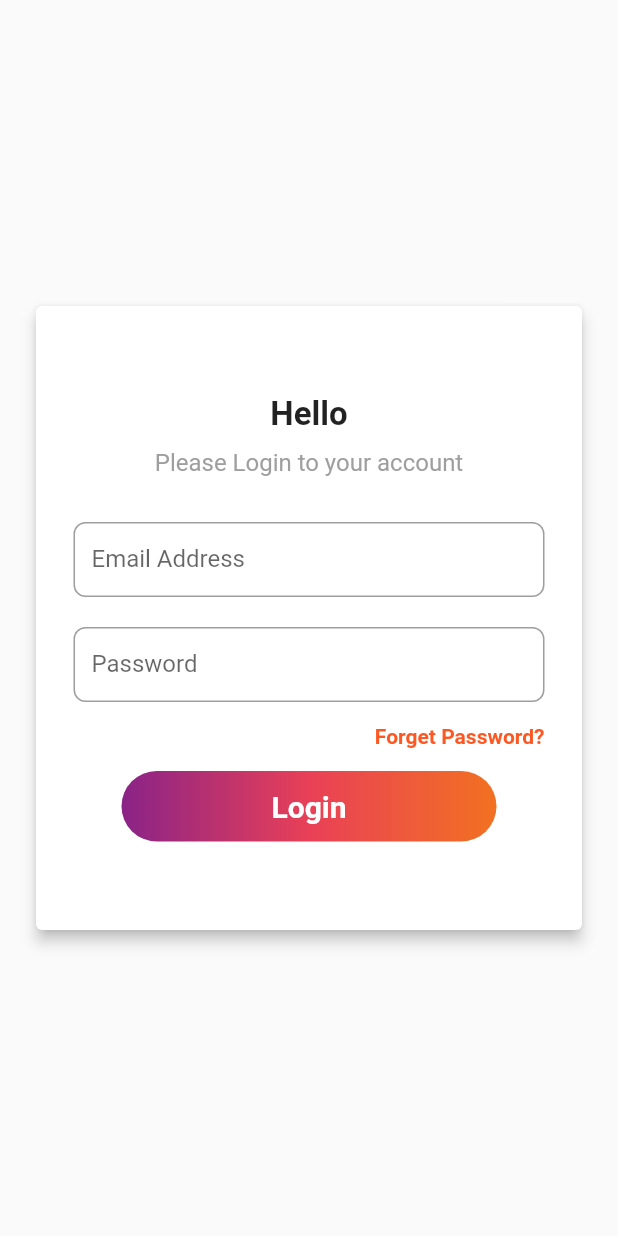
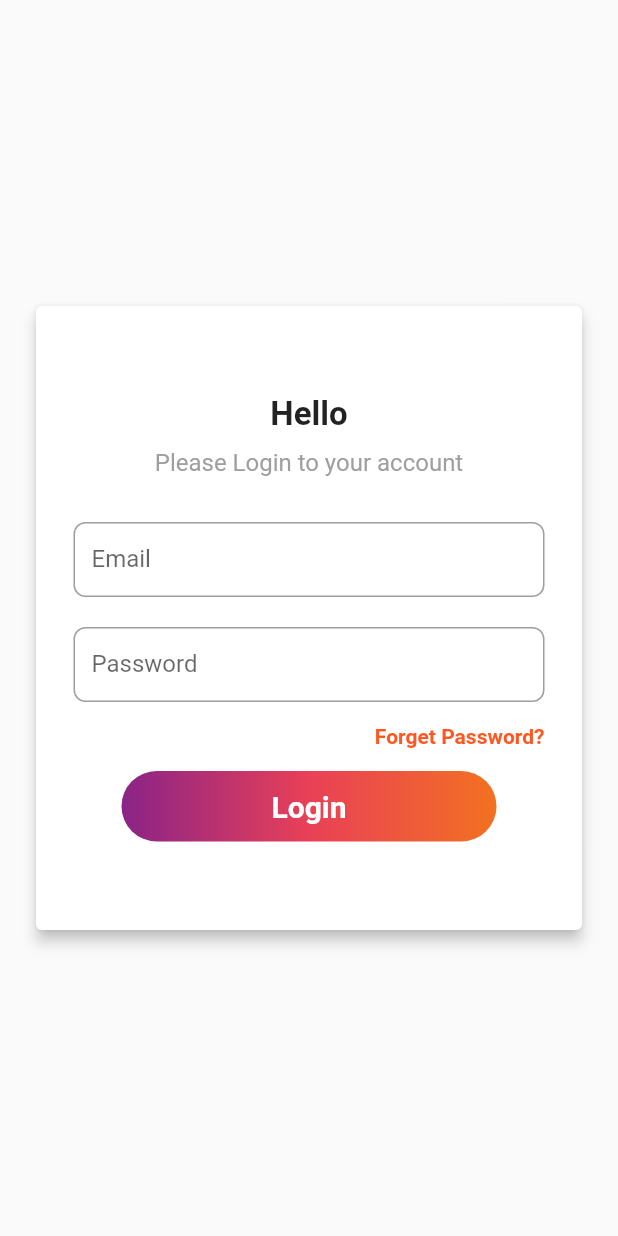
Before and after one commit to Delarram/provide, a Flutter app: the screen it shows after launch, on a phone screen of 412 x 824 dp. Run offline on Flutter 3.47's test engine with Material 2 defaults, Android fonts, the phone set to English and light mode, and no system bars; our stand-ins replace cached_network_image, flutter_rating_bar, font_awesome_flutter.

Commit message:
fix login issue

```diff
--- a/lib/pages/login_page/dialog.dart
+++ b/lib/pages/login_page/dialog.dart
@@ -4,8 +4,8 @@ import 'package:flutter/material.dart';
   AlertDialog alert=AlertDialog(
     content:  Row(
       children: [
-   CircularProgressIndicator(),
-        Container(margin: EdgeInsets.only(left: 7),child:Text("Loading..." )),
+   const CircularProgressIndicator(),
+        Container(margin: const EdgeInsets.only(left: 7),child:const Text("Loading..." )),
       ],),
   );
   showDialog(barrierDismissible: false,
--- a/lib/pages/login_page/login.dart
+++ b/lib/pages/login_page/login.dart
@@ -1,4 +1,6 @@
 import 'package:easyapproach/pages/login_page/dialog.dart';
+import 'package:easyapproach/pages/login_page/resuable.dart';
+import 'package:flutter/cupertino.dart';
 import 'package:flutter/material.dart';
 import 'package:easyapproach/constant/constant_textStyle.dart';
 import 'package:font_awesome_flutter/font_awesome_flutter.dart';
@@ -16,8 +18,7 @@ class MyLoginPage extends StatelessWidget {
             child: SizedBox(
       width: width,
       height: height,
-        child: Flexible(
-          child: Container(
+      child:  Container(
         width: width,
         margin: const EdgeInsets.symmetric(vertical: 200, horizontal: 20),
         height: height,
@@ -25,56 +26,64 @@ class MyLoginPage extends StatelessWidget {
           elevation: 4,
           child: Column(
             mainAxisAlignment: MainAxisAlignment.center,
-                children:  [
+            children: [
               const Text(
                 "Hello",
                 style: lableStyle,
-                  ),const SizedBox(
+              ),
+              const SizedBox(
                 height: 10,
               ),
-                  const Text("Please Login to your account",style: klableStyle,
+              const Text(
+                "Please Login to your account",
+                style: klableStyle,
               ),
-                  const SizedBox(height: 30,),
-                  Container(
-                    margin: const EdgeInsets.only(left: 25,right: 25,bottom: 20),
-                    width: double.infinity,
+              const SizedBox(
+                height: 30,
+              ),
+              CustomTextField(
                 height: 50,
-                    child: const TextField(
-                      decoration: InputDecoration(
-                          suffix: Icon(FontAwesomeIcons.envelope,color: Colors.red,size: 20,),
-                          labelText: "Email Address",
-                          border: OutlineInputBorder(
-                            borderRadius: BorderRadius.all(Radius.circular(8)),
-                          )
-                      ),
+                width: width,
+                labelText: "Email",
+                suffixIcon: const Icon(
+                  FontAwesomeIcons.envelope,
+                  color: Colors.red,
+                  size: 20,
                 ),
               ),
               Container(
-                    margin: const EdgeInsets.only(left: 25,right: 25),
+                margin: const EdgeInsets.only(left: 25, right: 25),
                 width: double.infinity,
                 height: 50,
                 child: const TextField(
                   obscureText: true,
                   decoration: InputDecoration(
-                          suffix: Icon(FontAwesomeIcons.eyeSlash,color: Colors.red,size: 20,),
+                      suffix: Icon(
+                        FontAwesomeIcons.eyeSlash,
+                        color: Colors.red,
+                        size: 20,
+                      ),
                       labelText: "Password",
                       border: OutlineInputBorder(
                         borderRadius: BorderRadius.all(Radius.circular(8)),
-                          )
-                      ),
+                      )),
                 ),
               ),
               Padding(
-                    padding: const EdgeInsets.only(right: 25,top: 15,bottom: 15),
+                padding:
+                const EdgeInsets.only(right: 25, top: 15, bottom: 15),
                 child: Row(
                   mainAxisAlignment: MainAxisAlignment.end,
                   children: const [
-                        Text("Forget Password?",style: OlableStyle,)
+                    Text(
+                      "Forget Password?",
+                      style: OlableStyle,
+                    )
                   ],
                 ),
               ),
               GestureDetector(
-                    onTap: ()=> showLoaderDialog(context),
+                onTap: () => showLoaderDialog(context),
                 child: Container(
                   alignment: Alignment.center,
                   width: 250,
@@ -87,12 +96,13 @@ class MyLoginPage extends StatelessWidget {
                             Color(0xFF8A2387),
                             Color(0xFFE94057),
                             Color(0xFFF27121),
-                              ])
-                      ),
+                          ])),
                   child: const Padding(
                     padding: EdgeInsets.all(12.0),
-                        child: Text('Login',
-                          style: TextStyle(color: Colors.white,
+                    child: Text(
+                      'Login',
+                      style: TextStyle(
+                          color: Colors.white,
                           fontSize: 20,
                           fontWeight: FontWeight.bold),
                     ),
@@ -103,8 +113,6 @@ class MyLoginPage extends StatelessWidget {
           ),
         ),
       ),
-        ),
-      )
-    ));
+    )));
   }
 }
--- /dev/null
+++ b/lib/pages/login_page/resuable.dart
@@ -0,0 +1,38 @@
+import 'package:flutter/material.dart';
+class CustomTextField extends StatelessWidget {
+  final double height;
+  final double width;
+  final String labelText;
+  final Color? color;
+  final Icon suffixIcon;
+
+  const CustomTextField(
+      {Key? key,
+      required this.height,
+      required this.width,
+      required this.labelText,
+        required this.suffixIcon,
+        this.color,
+      })
+      : super(key: key);
+
+  @override
+  Widget build(BuildContext context) {
+    return Container(
+      margin:
+      const EdgeInsets.only(left: 25, right: 25, bottom: 20),
+      width: width,
+      height: height,
+      color: color,
+      child:  TextField(
+        decoration: InputDecoration(
+         suffix:suffixIcon,
+            labelText: labelText,
+            border: OutlineInputBorder(
+              borderRadius: BorderRadius.all(Radius.circular(8)),
+            )
+        ),
+      ),
+    );
+  }
+}
--- a/lib/widget/neo_text.dart
+++ b/lib/widget/neo_text.dart
@@ -17,13 +17,18 @@ class NeoText extends StatelessWidget {
      });
   @override
   Widget build(BuildContext context) {
-    return Text(
-      text,
-      style: TextStyle(
-    fontSize: size,
-    fontWeight: fontWeight,
-    color: color,
+    return Container(
+      decoration: BoxDecoration(
+        borderRadius: BorderRadius.circular(10)
+      ),
+      child: Text(
+        text,
+        style: TextStyle(
+      fontSize: size,
+      fontWeight: fontWeight,
+      color: color,
 
+        ),
       ),
     );
   }
```
Also changed, not shown: lib/setting/setting_page.dart (+3 -6 lines). Lines whose indentation alone changed are shown as unchanged.
